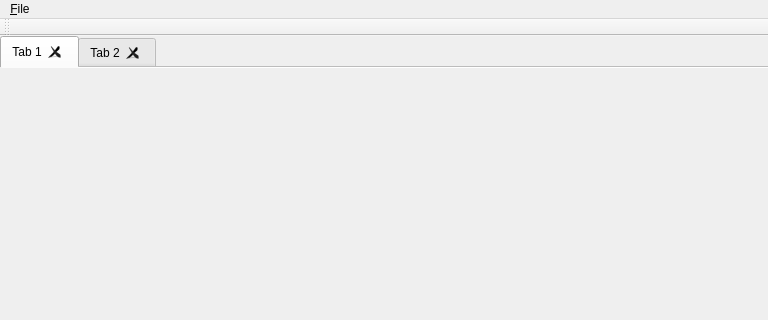
dapaulid/xenon, file src/mainwindow.ui: the form before one commit; both pictures show x 0 to 768 and y 0 to 320 of the 768 by 628 pixel window.
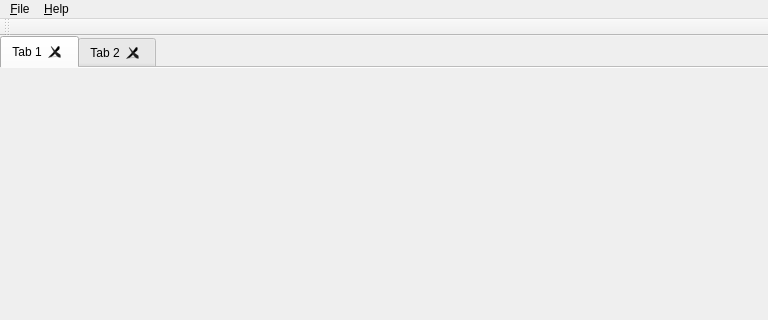
The form after the commit.

Diff of the .ui file:
```diff
--- a/src/mainwindow.ui
+++ b/src/mainwindow.ui
@@ -76,7 +76,14 @@
     </property>
     <addaction name="action_Open"/>
    </widget>
+   <widget class="QMenu" name="menu_Help">
+    <property name="title">
+     <string>&amp;Help</string>
+    </property>
+    <addaction name="actionAbout"/>
+   </widget>
    <addaction name="menuFile"/>
+   <addaction name="menu_Help"/>
   </widget>
   <widget class="QToolBar" name="mainToolBar">
    <attribute name="toolBarArea">
```
Left out of the diff: 8 changed lines with no effect on the pictures.
